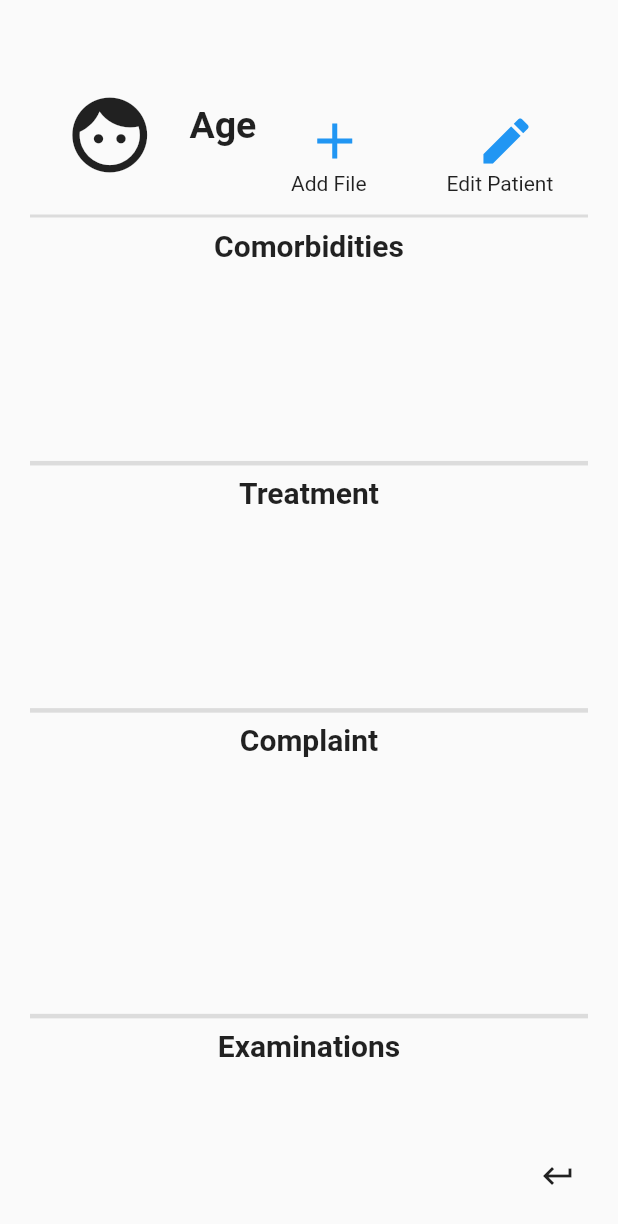
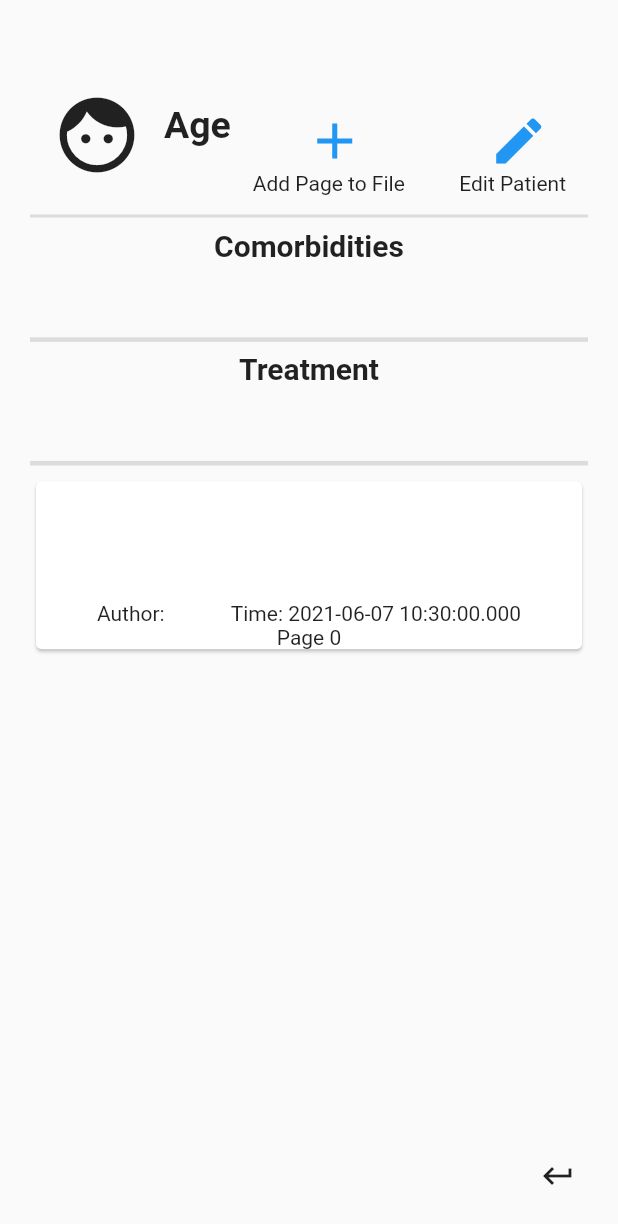
Before and after one commit to ryanjardine95/cloud-patient-management-app, a Flutter app: the AddPatientReport screen opened directly with empty values, after a tap on "Page Template", after a tap on "Done", on a phone screen of 412 x 824 dp. Shown: the top 1224 px of the screen. Run offline on Flutter 3.47's test engine with Material 2 defaults, Android fonts, the phone set to English and light mode, and no system bars; our stand-ins replace cached_network_image, cloud_firestore, firebase_auth, firebase_core, firebase_storage, image_picker and 1 more; accounts and stored records are empty.

Commit message:
most up to date

```diff
--- a/lib/Screens/addPatientReport.dart
+++ b/lib/Screens/addPatientReport.dart
@@ -1,8 +1,10 @@
 import 'dart:io';
 
 import 'package:cloud_firestore/cloud_firestore.dart';
+import 'package:cloud_patient_management/Screens/patientDetailScreen.dart';
 import 'package:cloud_patient_management/widgets/imagePicker.dart';
 import 'package:cloud_patient_management/widgets/reportForm.dart';
+import 'package:firebase_auth/firebase_auth.dart';
 import 'package:firebase_storage/firebase_storage.dart';
 import 'package:flutter/material.dart';
 
@@ -20,13 +22,14 @@ class _AddPatientReportState extends State<AddPatientReport> {
   bool _imagePicked = false;
 
   File _userImageFile = File('path');
+
   @override
   void initState() {
     super.initState();
     _getImageUrl();
   }
 
-  void _pickedIMage(File image) {
+  void _pickedImage(File image) {
     setState(() {
       _userImageFile = image;
       _imagePicked = true;
@@ -67,12 +70,20 @@ class _AddPatientReportState extends State<AddPatientReport> {
         .collection('Patients')
         .doc(
           '${widget.patientName}',
-        )
-        .update({'Url': urL});
+        ).collection('File')
+        .doc(DateTime.now().toString())
+        .set({
+      'Url': urL,
+      'Author': FirebaseAuth.instance.currentUser!.email,
+       'Time': DateTime.now(),
+    });
     setState(() {
       _isLoading = false;
     });
-    Navigator.of(context).pop();
+    Navigator.of(context).pushNamed(
+      PatientDetailScreen.routeName,
+      arguments: widget.patientName.toString(),
+    );
   }
 
   @override
@@ -131,7 +142,7 @@ class _AddPatientReportState extends State<AddPatientReport> {
                       ),
                       Text('Or'),
                       ImagePickerClass(
-                        _pickedIMage,
+                        _pickedImage,
                       ),
                       TextButton(
                         onPressed: !_imagePicked ? () {} : _saveImage,
--- a/lib/Screens/addPatientScreen.dart
+++ b/lib/Screens/addPatientScreen.dart
@@ -1,5 +1,6 @@
 import 'dart:io';
 import 'package:cloud_firestore/cloud_firestore.dart';
+import 'package:firebase_auth/firebase_auth.dart';
 import 'package:firebase_storage/firebase_storage.dart';
 import 'package:flutter/material.dart';
 import 'package:cloud_patient_management/widgets/imagePicker.dart';
@@ -35,7 +36,7 @@ class _PatientAddScreenState extends State<PatientAddScreen> {
   final _formData = GlobalKey<FormState>();
 
   File _userImageFile = File('path');
-  void _pickedIMage(File image) {
+  void _pickedImage(File image) {
     setState(() {
       _userImageFile = image;
     });
@@ -60,7 +61,7 @@ class _PatientAddScreenState extends State<PatientAddScreen> {
       await ref.putFile(_userImageFile);
       final String data = await ref.getDownloadURL();
       final String url = '$data,';
-      final List<String> urls = url.split(',');
+      //final List<String> urls = url.split(',');
 
       await FirebaseFirestore.instance
           .collection('Patients')
@@ -68,7 +69,6 @@ class _PatientAddScreenState extends State<PatientAddScreen> {
           .set({
         'Name': patientName.text,
         'Surname': patientSurname.text,
-        'Url': urls,
         'PatientId': 'Patient$numberOfPatiens',
         'Age': patientAge.text.toString(),
         'Comorbidities': patientcomorbiditiesList,
@@ -79,6 +79,15 @@ class _PatientAddScreenState extends State<PatientAddScreen> {
         'Examination': "Only positive findings",
         'Complaints': "The patients main concerns",
 
+      });
+      await FirebaseFirestore.instance
+          .collection('Patients')
+          .doc('${patientName.text}')
+      .collection("File").doc("${DateTime.now()}")
+          .set({
+        'Author': FirebaseAuth.instance.currentUser!.email,
+        "Time" : DateTime.now().toString(),
+        'Url': url,
       });
     } catch (err) {}
     setState(() {
@@ -118,7 +127,7 @@ class _PatientAddScreenState extends State<PatientAddScreen> {
                     padding: EdgeInsets.all(15),
                   ),
                   ImagePickerClass(
-                    _pickedIMage,
+                    _pickedImage,
                   ),
                   Form(
                     autovalidateMode: AutovalidateMode.always,
--- a/lib/Screens/patientDetailScreen.dart
+++ b/lib/Screens/patientDetailScreen.dart
@@ -2,8 +2,6 @@ import 'package:cloud_firestore/cloud_firestore.dart';
 import 'package:cloud_patient_management/Screens/addPatientReport.dart';
 import 'package:cloud_patient_management/Screens/editPatientScreen.dart';
 import 'package:cloud_patient_management/Screens/managePatientsScreen.dart';
-import 'package:cloud_patient_management/widgets/NonListDetailWidget.dart';
-import 'package:cloud_patient_management/widgets/PatietntfileViewer.dart';
 import 'package:cloud_patient_management/widgets/detailWidget.dart';
 import 'package:flutter/cupertino.dart';
 import 'package:flutter/material.dart';
@@ -25,7 +23,7 @@ class _PatientDetailScreenState extends State<PatientDetailScreen> {
   String patientAssesments = '';
   var patientComorbities = [];
   var patientTreatment = [];
-  var patientfileUrl = [];
+  List<dynamic> patientFile = [];
 
   bool _showBackToTopButton = false;
 
@@ -72,25 +70,30 @@ class _PatientDetailScreenState extends State<PatientDetailScreen> {
         .collection('Patients')
         .doc(patientIds)
         .get();
+    final fileData = await FirebaseFirestore.instance
+        .collection('Patients')
+        .doc(patientIds)
+        .collection("File")
+        .get();
     print(patientData['Surname']);
     setState(() {
-      if (patientData['Assessments'] != null
-          && patientData['Tests'] != null
-          && patientData['Plan'] != null
-          && patientData['Examination'] != null
-          && patientData['Complaints'] != null){
-        patientAssesments = patientData['Assessments'];
-        patientTests = patientData['Tests'];
-        patientPlan = patientData['Plan'];
-        patientExamination = patientData['Examination'];
-        patientComplaint = patientData['Complaints'];
-      }else{
-        patientAssesments = "No Data";
-        patientTests = "No Data";
-        patientPlan = "No Data";
-        patientExamination = "No Data";
-        patientComplaint = "No Data";
-      }
+      // if (patientData['Assessments'] != null
+      //     && patientData['Tests'] != null
+      //     && patientData['Plan'] != null
+      //     && patientData['Examination'] != null
+      //     && patientData['Complaints'] != null){
+      //   patientAssesments = patientData['Assessments'];
+      //   patientTests = patientData['Tests'];
+      //   patientPlan = patientData['Plan'];
+      //   patientExamination = patientData['Examination'];
+      //   patientComplaint = patientData['Complaints'];
+      // }else{
+      //   patientAssesments = "No Data";
+      //   patientTests = "No Data";
+      //   patientPlan = "No Data";
+      //   patientExamination = "No Data";
+      //   patientComplaint = "No Data";
+      // }
       patientTreatment = List.from(patientData['Treatment']);
       patientName = patientData['Name'];
       patientSurname = patientData['Surname'];
@@ -98,7 +101,8 @@ class _PatientDetailScreenState extends State<PatientDetailScreen> {
       patientComorbities = List.from(
         patientData['Comorbidities'],
       );
-      patientfileUrl = List.from(patientData['Url']);
+      patientFile = List.from(fileData.docs);
+      print(patientFile.length);
     });
   }
 
@@ -107,32 +111,7 @@ class _PatientDetailScreenState extends State<PatientDetailScreen> {
     var deviceConfig = MediaQuery.of(context).size;
 
     return Scaffold(
-      // appBar: AppBar(
-      //   actions: [
-      //     IconButton(
-      //       icon: Icon(Icons.add),
-      //       onPressed: () {},
-      //     )
-      //   ],
-      //   centerTitle: true,
-      //   toolbarHeight: 100,
-      //   shape: RoundedRectangleBorder(
-      //     borderRadius: BorderRadius.circular(20),
-      //   ),
-      //   elevation: 50,
-      //   titleTextStyle: TextStyle(
-      //     fontSize: 15,
-      //   ),
-      //   leading: CircleAvatar(
-      //     radius: 0.5,
-      //     child: Icon(
-      //       Icons.person,
-      //     ),
-      //   ),
-      //   title: Text('$patientName $patientSurname, Age $patientAge'),
-      // ),
       body: SafeArea(
-        child: Center(
         child: Padding(
           padding: const EdgeInsets.all(20.0),
           child: SingleChildScrollView(
@@ -190,9 +169,9 @@ class _PatientDetailScreenState extends State<PatientDetailScreen> {
                                         patientSurname,
                                       ),
                                   fullscreenDialog: false)),
-                            tooltip: "Add file",
+                          tooltip: "Add Page to File",
                         ),
-                          Text('Add File')
+                        Text('Add Page to File')
                       ],
                     ),
                     SizedBox(
@@ -235,49 +214,67 @@ class _PatientDetailScreenState extends State<PatientDetailScreen> {
                   patientData: patientTreatment,
                   sectionTitle: 'Treatment',
                 ),
-                  NonListDetailWidget(
-                    patientData: patientComplaint,
-                    sectionTitle: 'Complaint',
-                  ),
-                  NonListDetailWidget(
-                    patientData: patientExamination,
-                    sectionTitle: 'Examinations',
-                  ),
-                  NonListDetailWidget(
-                    patientData: patientPlan,
-                    sectionTitle: 'Plan',
-                  ),
-                  NonListDetailWidget(
-                    patientData: patientAssesments,
-                    sectionTitle: 'Assesments',
-                  ),
-                      NonListDetailWidget(
-                    patientData: patientTests,
-                    sectionTitle: 'Tests',
-                  ),
                 Container(
                   height: deviceConfig.height / 2,
                   child: ListView.builder(
-                      itemCount: patientfileUrl.length,
-                      itemBuilder: (ctx, i) => Card(
-                        child: Column(
+                    itemCount: patientFile.length,
+                    itemBuilder: (context, i) {
+                      return Card(
+                      child:
+                      (){
+                        if(patientFile[i].get('Url') == ""){
+                          return Column(
+                            mainAxisAlignment: MainAxisAlignment.spaceBetween,
                             children: [
-                            Container(
-                            child: patientfileUrl[i] != ''
-                                ? PatientFileViewer(
-                                    tag: '${patientfileUrl[i]} tag',
-                                    url: patientfileUrl[i],
-                                  )
-                                : null,
+                              Text("${patientFile[i].get('Complaints')}"),
+                              Text("${patientFile[i].get('Examination')}"),
+                              Text("${patientFile[i].get('Tests')}"),
+                              Text("${patientFile[i].get('Assessments')}"),
+                              Text("${patientFile[i].get('Plan')}"),
+                              Row(
+                                mainAxisAlignment: MainAxisAlignment.spaceEvenly,
+                                children: [
+                                  Text("Author: ${patientFile[i].get('Author')}"),
+                                  Text("Time: ${patientFile[i].get('Time')}"),
+                                ],
                               ),
-                          Text("Date and signature"),
-                          ]
+                              Text("Page $i"),
+                            ],
+                          );
+                        }else {
+                          return Column(
+                            children: [
+                              patientFile[i].get("Url")== null? CircularProgressIndicator():Image.network("${patientFile[i].get("Url")}"),
+                              Row(
+                                mainAxisAlignment: MainAxisAlignment.spaceEvenly,
+                                children: [
+                                  Text("Author: ${patientFile[i].get('Author')}"),
+                                  Text("Time: ${patientFile[i].get('Time')}"),
+                                ],
                               ),
-                      ),
+                              Text("Page $i"),
+                            ],
+                          );
+                        }
+                      }()
+                      // Column(
+                      //   children: [
+                      //
+                      //     Text((){
+                      //       if(patientFile[i].get('Url') == ""){
+                      //         return "${patientFile[i].get('Assessments')}, ${patientFile[i].get("Time")}";
+                      //       }else{
+                      //         return "${patientFile[i].get('Url')}";
+                      //       }
+                      //     }()),
+                      //   //Text("${patientFile[i].get('Url')}"),
+                      //   ]
+                      // ),
+                    );
+                      },
                   ),
                 ),
               ],
-              ),
             ),
           ),
         ),
--- a/lib/widgets/detailWidget.dart
+++ b/lib/widgets/detailWidget.dart
@@ -11,7 +11,7 @@ class DetailWidget extends StatelessWidget {
 
     return SingleChildScrollView(
       child: Container(
-        height: deviceConfig.height / 5,
+        height: deviceConfig.height / 10,
         child: Column(
           mainAxisSize: MainAxisSize.min,
           children: [
--- a/lib/widgets/reportForm.dart
+++ b/lib/widgets/reportForm.dart
@@ -1,5 +1,6 @@
 import 'package:cloud_firestore/cloud_firestore.dart';
 import 'package:cloud_patient_management/Screens/patientDetailScreen.dart';
+import 'package:firebase_auth/firebase_auth.dart';
 import 'package:flutter/material.dart';
 
 class ReportForm extends StatefulWidget {
@@ -11,14 +12,16 @@ class ReportForm extends StatefulWidget {
 }
 
 class _ReportFormState extends State<ReportForm> {
+
   int numberOfPatiens = 0;
-
+  String? userEmail = FirebaseAuth.instance.currentUser!.email == null ? "" : FirebaseAuth.instance.currentUser!.email;
   bool _isLoading = false;
   TextEditingController patientComplaint = new TextEditingController();
   TextEditingController patientExamination = new TextEditingController();
   TextEditingController patientTests = new TextEditingController();
   TextEditingController patientAssement = new TextEditingController();
   TextEditingController patientPlan = new TextEditingController();
+
 
   final _formData = GlobalKey<FormState>();
 
@@ -33,12 +36,17 @@ class _ReportFormState extends State<ReportForm> {
       await FirebaseFirestore.instance
           .collection('Patients')
           .doc('${widget.patientName}')
-          .update({
+          .collection('File')
+          .doc(DateTime.now().toString())
+          .set({
+        'Author': userEmail,
+        'Time': "${DateTime.now()}",
         'Complaints': patientComplaint.text,
         'Examination': patientExamination.text,
         'Tests': patientTests.text,
         'Plan': patientPlan.text,
-        'Assessments': patientAssement.text
+        'Assessments': patientAssement.text,
+        'Url': "",
       });
     } catch (err) {}
     setState(() {
@@ -51,13 +59,15 @@ class _ReportFormState extends State<ReportForm> {
   Widget build(BuildContext context) {
     return Scaffold(
       body: _isLoading
-          ? SingleChildScrollView(
+          ? SafeArea(
               child: Center(
                 child: CircularProgressIndicator.adaptive(),
               ),
             )
-          : SingleChildScrollView(
+          : SafeArea(
+            child: SingleChildScrollView(
                 child: Column(
+                  mainAxisAlignment: MainAxisAlignment.spaceEvenly,
                   children: [
                     Padding(
                       padding: EdgeInsets.all(39),
@@ -200,6 +210,7 @@ class _ReportFormState extends State<ReportForm> {
                   ],
                 ),
               ),
+          ),
     );
   }
 }
```
Also changed, not shown: 1 other file. Lines whose indentation alone changed are shown as unchanged.
